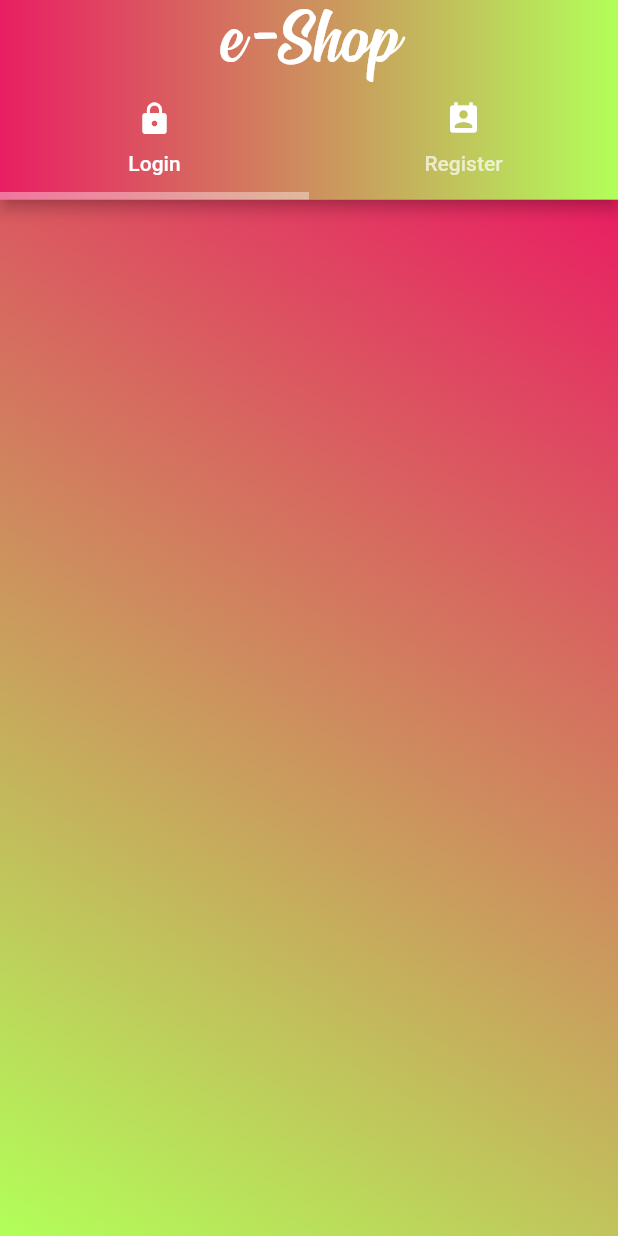
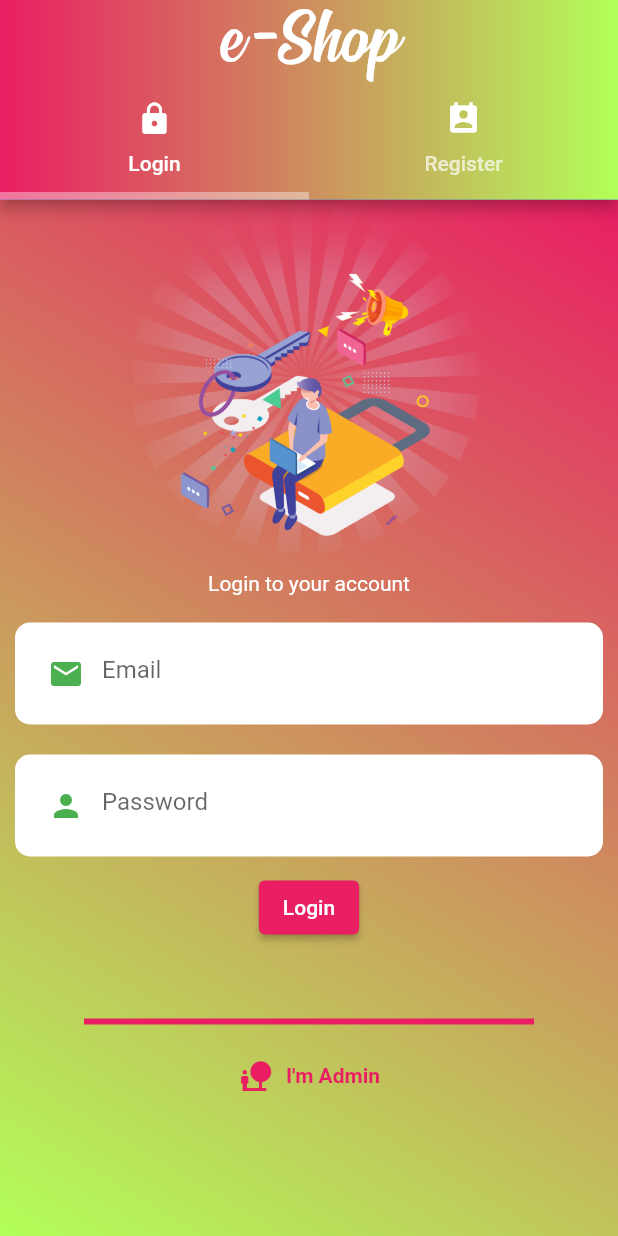
Before and after one commit to munacodes/e_shop_app, a Flutter app: the screen it shows after launch, on a phone screen of 412 x 824 dp. Run offline on Flutter 3.47's test engine with Material 2 defaults, Android fonts, the phone set to English and light mode, and no system bars; our stand-ins replace cloud_firestore, firebase_auth, firebase_core, firebase_storage, fluttertoast, image_picker and 1 more; accounts and stored records are empty.

Commit message:
Login And Register

```diff
--- a/lib/Authentication/login.dart
+++ b/lib/Authentication/login.dart
@@ -1,7 +1,9 @@
+import 'package:cloud_firestore/cloud_firestore.dart';
 import 'package:e_shop_app/Admin/adminExports.dart';
 import 'package:e_shop_app/Widgets/widgetsExports.dart';
 import 'package:e_shop_app/DialogBox/dialogBoxExports.dart';
 import 'package:firebase_auth/firebase_auth.dart';
+import 'package:firebase_core/firebase_core.dart';
 import 'package:flutter/material.dart';
 import '../Store/storeExports.dart';
 import 'package:e_shop_app/Config/config.dart';
@@ -14,8 +16,170 @@ class Login extends StatefulWidget {
 }
 
 class _LoginState extends State<Login> {
+  final TextEditingController _emailTextEditingController =
+      TextEditingController();
+  final TextEditingController _passwordTextEditingController =
+      TextEditingController();
+
+  final GlobalKey<FormState> _formKey = GlobalKey<FormState>();
+
   @override
   Widget build(BuildContext context) {
-    return Text('');
+    double _screenWidth = MediaQuery.of(context).size.width,
+        _screenHeight = MediaQuery.of(context).size.height;
+
+    return SingleChildScrollView(
+      child: Container(
+        child: Column(
+          mainAxisSize: MainAxisSize.max,
+          children: [
+            Container(
+              alignment: Alignment.bottomCenter,
+              child: const Image(
+                image: AssetImage('assets/images/login.png'),
+                height: 240.0,
+                width: 240.0,
+              ),
+            ),
+            const Padding(
+              padding: EdgeInsets.all(8.0),
+              child: Text(
+                'Login to your account',
+                style: TextStyle(color: Colors.white),
+              ),
+            ),
+            Form(
+              key: _formKey,
+              child: Column(
+                children: [
+                  CustomTextField(
+                    controller: _emailTextEditingController,
+                    data: Icons.email,
+                    hintText: 'Email',
+                    isObsecure: false,
+                  ),
+                  CustomTextField(
+                    controller: _passwordTextEditingController,
+                    data: Icons.person,
+                    hintText: 'Password',
+                    isObsecure: true,
+                  ),
+                ],
+              ),
+            ),
+            ElevatedButton(
+              onPressed: () {
+                _emailTextEditingController.text.isNotEmpty &&
+                        _passwordTextEditingController.text.isNotEmpty
+                    ? loginUser()
+                    : showDialog(
+                        context: context,
+                        builder: (c) {
+                          return const ErrorAlertDialog(
+                              message: 'Please write email and password.');
+                        },
+                      );
+              },
+              style: ButtonStyle(
+                backgroundColor: MaterialStateProperty.all<Color>(
+                  Colors.pink,
+                ),
+              ),
+              child: const Text(
+                'Login',
+                style: TextStyle(color: Colors.white),
+              ),
+            ),
+            const SizedBox(
+              height: 50.0,
+            ),
+            Container(
+              height: 4.0,
+              width: _screenWidth = 300.0,
+              color: Colors.pink,
+            ),
+            const SizedBox(
+              height: 10.0,
+            ),
+            TextButton.icon(
+              onPressed: () => Navigator.push(
+                context,
+                MaterialPageRoute(
+                  builder: (context) => AdminSignInPage(),
+                ),
+              ),
+              icon: const Icon(
+                Icons.nature_people,
+                color: Colors.pink,
+              ),
+              label: const Text(
+                'I\'m Admin',
+                style: TextStyle(
+                  color: Colors.pink,
+                  fontWeight: FontWeight.bold,
+                ),
+              ),
+            ),
+          ],
+        ),
+      ),
+    );
+  }
+
+  final FirebaseAuth _auth = FirebaseAuth.instance;
+  void loginUser() async {
+    showDialog(
+      context: context,
+      builder: (c) {
+        return const LoadingAlertDialog(
+            message: 'Authenticating, Please wait....');
+      },
+    );
+    User? user = FirebaseAuth.instance.currentUser;
+    await _auth
+        .signInWithEmailAndPassword(
+      email: _emailTextEditingController.text.trim(),
+      password: _passwordTextEditingController.text.trim(),
+    )
+        .then((authUser) {
+      user = authUser.user!;
+    }).catchError((error) {
+      Navigator.pop(context);
+      showDialog(
+        context: context,
+        builder: (contex) {
+          return ErrorAlertDialog(message: error.message.toString());
+        },
+      );
+    });
+    if (user != null) {
+      readData(user!).then((s) {
+        Navigator.pop(context);
+        Route route = MaterialPageRoute(builder: (context) => StoreHome());
+        Navigator.pushReplacement(context, route);
+      });
+    }
+  }
+
+  Future<void> readData(User user) async {
+    FirebaseFirestore.instance
+        .collection('users')
+        .doc(user.uid)
+        .get()
+        .then((dataSnapshot) async {
+      await EcommerceApp.sharedPreferences!
+          .setString('uid', dataSnapshot.data()![EcommerceApp.userUID]);
+      await EcommerceApp.sharedPreferences!.setString(
+          EcommerceApp.userEmail, dataSnapshot.data()![EcommerceApp.userEmail]);
+      await EcommerceApp.sharedPreferences!.setString(
+          EcommerceApp.userName, dataSnapshot.data()![EcommerceApp.userName]);
+      await EcommerceApp.sharedPreferences!.setString(
+          EcommerceApp.userAvatarUrl,
+          dataSnapshot.data()![EcommerceApp.userAvatarUrl]);
+      List<String> cartList =
+          dataSnapshot.data()![EcommerceApp.userCartList].cast<String>();
+      await EcommerceApp.sharedPreferences!
+          .setStringList(EcommerceApp.userCartList, cartList);
+    });
   }
 }
```
Also changed, not shown: lib/Authentication/register.dart (+9 -5 lines).
